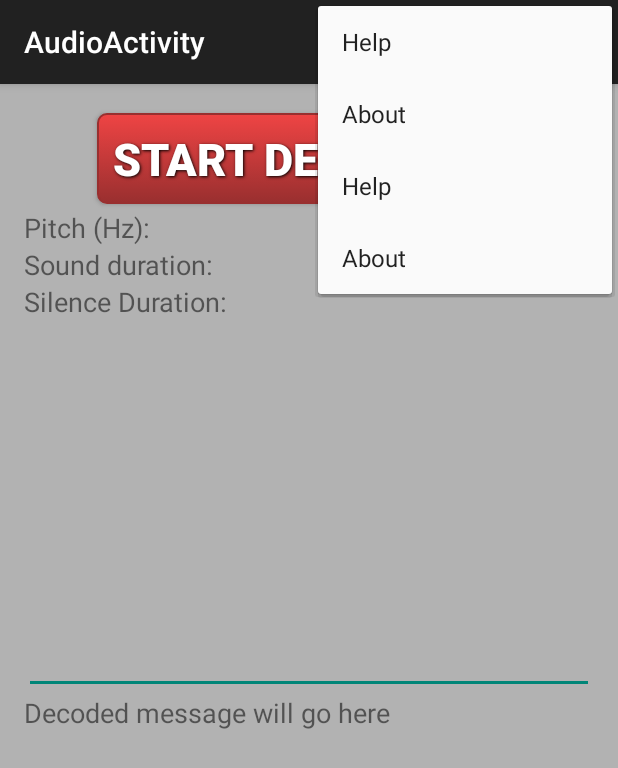
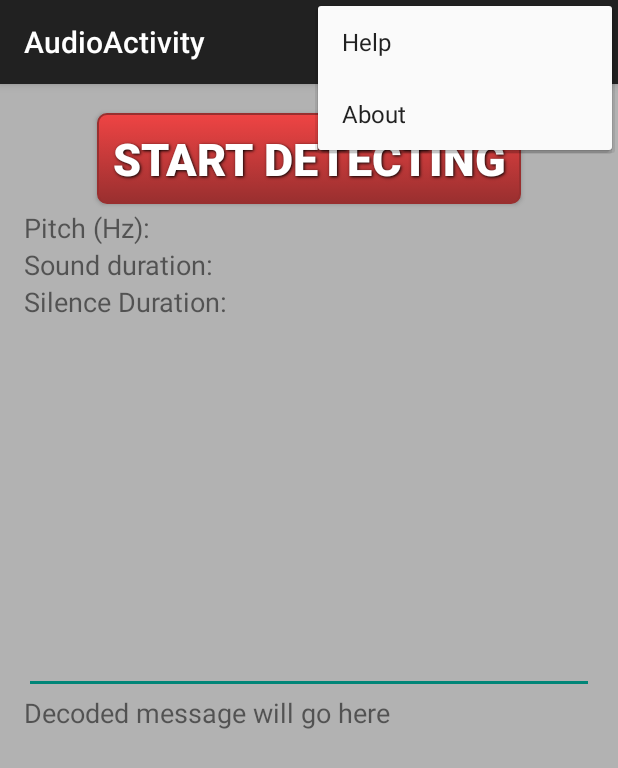
Before and after one commit to Vicken52/MorseLight, an Android app: the AudioActivity screen opened directly, with no data from a screen before it, with the options menu open, on a phone screen of 412 x 824 dp. Shown: the top 768 px of the screen. Run offline under Robolectric (Android 15) with nearby library versions, the light colour scheme and no system bars.

Commit message:
bug fixes

```diff
--- a/app/src/main/AndroidManifest.xml
+++ b/app/src/main/AndroidManifest.xml
@@ -16,7 +16,7 @@
         <activity
             android:name=".MorseLight"
             android:label="@string/app_name"
-            android:windowSoftInputMode="stateHidden">
+            android:windowSoftInputMode="stateHidden"
 			android:screenOrientation="portrait">
         </activity>
 
--- a/app/src/main/res/layout/activity_morse_light.xml
+++ b/app/src/main/res/layout/activity_morse_light.xml
@@ -47,7 +47,8 @@
             android:layout_alignParentEnd="true"
             android:layout_below="@+id/PlainText"
             android:textSize="18dp"
-            android:layout_weight=".25"/>
+            android:layout_weight=".25"
+            android:showText="true" />
     </LinearLayout>
 
 
--- a/app/src/main/res/menu/menu_audio.xml
+++ b/app/src/main/res/menu/menu_audio.xml
@@ -2,15 +2,11 @@
     xmlns:app="http://schemas.android.com/apk/res-auto"
     xmlns:tools="http://schemas.android.com/tools"
     tools:context="teamname.morselight.AudioActivity">
-    <item android:id="@+id/action_help" android:title="@string/action_help"
+    <item android:id="@+id/action_help_audio" android:title="@string/action_help"
         android:orderInCategory="100" app:showAsAction="never" />
-    <item android:id="@+id/action_about" android:title="@string/action_about"
+    <item android:id="@+id/action_about_audio" android:title="@string/action_about"
         android:orderInCategory="100" app:showAsAction="never" />
-    <item android:id="@+id/action_help" android:title="@string/action_help"
-        android:orderInCategory="100" app:showAsAction="never" />
-    <item android:id="@+id/action_about" android:title="@string/action_about"
-        android:orderInCategory="100" app:showAsAction="never" />
-    <item android:id="@+id/decode_setting" android:title="@string/decode"
+    <item android:id="@+id/encode_setting_audio" android:title="@string/decode"
         android:icon="@drawable/action_bar_encode"
         app:showAsAction="always" />
 </menu>
--- a/app/src/main/res/menu/menu_light.xml
+++ b/app/src/main/res/menu/menu_light.xml
@@ -4,11 +4,11 @@
     tools:context="teamname.morselight.LightActivity">
     <item android:id="@+id/action_settings" android:title="@string/action_settings"
         android:orderInCategory="100" app:showAsAction="never" />
-    <item android:id="@+id/action_help" android:title="@string/action_help"
+    <item android:id="@+id/action_help_light" android:title="@string/action_help"
         android:orderInCategory="100" app:showAsAction="never" />
-    <item android:id="@+id/action_about" android:title="@string/action_about"
+    <item android:id="@+id/action_about_light" android:title="@string/action_about"
         android:orderInCategory="100" app:showAsAction="never" />
-    <item android:id="@+id/decode_setting" android:title="@string/decode"
+    <item android:id="@+id/encode_setting_light" android:title="@string/decode"
         android:icon="@drawable/action_bar_encode"
         app:showAsAction="always" />
 </menu>
```
Also changed, not shown: app/src/main/java/teamname/morselight/AudioActivity.java (+6 -2 lines), app/src/main/java/teamname/morselight/LightActivity.java (+9 -3 lines), app/src/main/java/teamname/morselight/MorseLight.java (+18 -2 lines).
